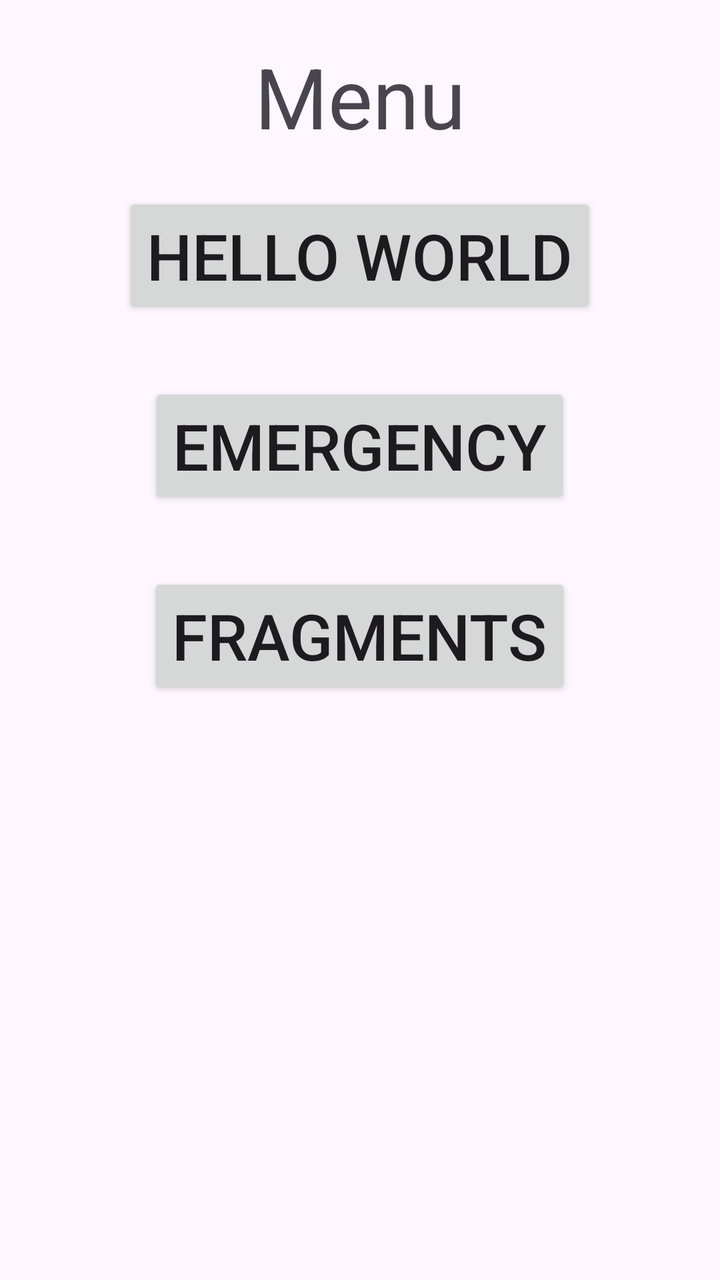
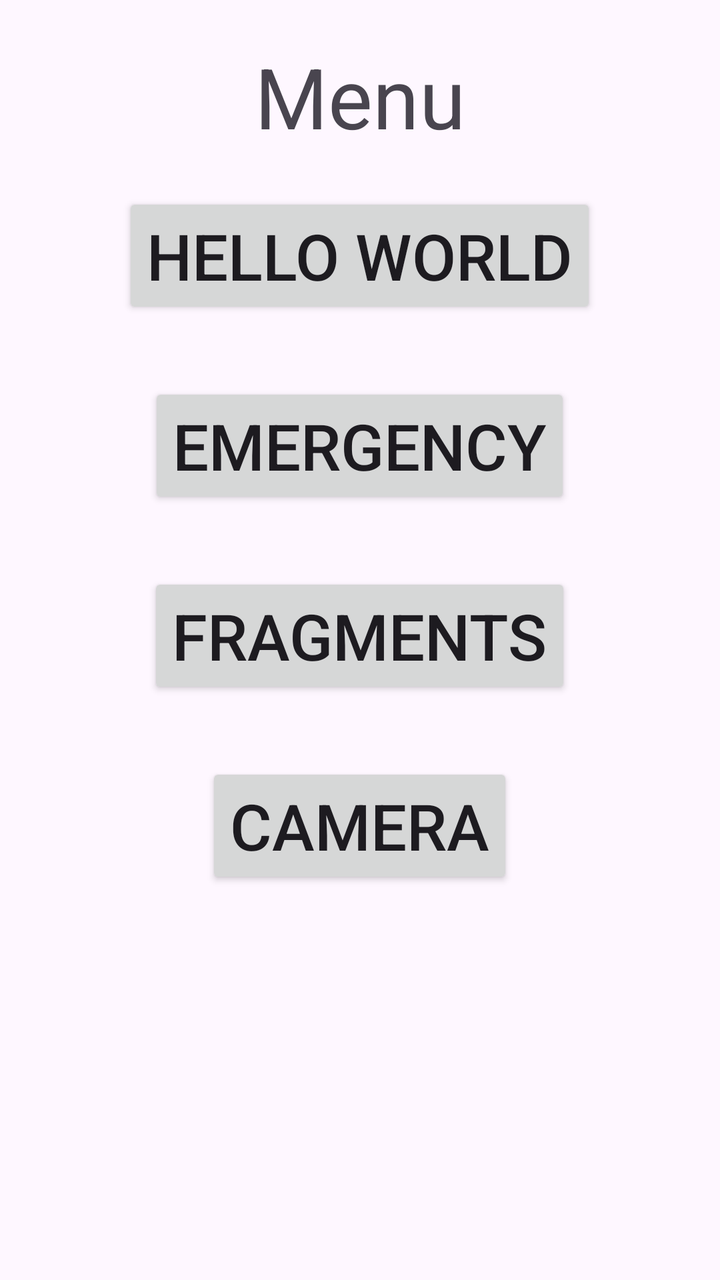

An Android layout rendered at two revisions. The XML below is the earlier revision; the diff shows what the commit changed to produce the second picture.
<!-- AndroidManifest.xml: application theme Theme.AndroidWorkshop -->
<!-- res/layout/activity_menu.xml -->
<?xml version="1.0" encoding="utf-8"?>
<LinearLayout xmlns:android="http://schemas.android.com/apk/res/android"
    xmlns:app="http://schemas.android.com/apk/res-auto"
    xmlns:tools="http://schemas.android.com/tools"
    android:id="@+id/main"
    android:layout_width="match_parent"
    android:layout_height="match_parent"
    android:orientation="vertical"
    tools:context=".MenuActivity">

    <TextView
        android:id="@+id/textView"
        android:layout_width="match_parent"
        android:layout_height="wrap_content"
        android:textSize="42sp"
        android:gravity="center"
        android:layout_marginVertical="20dp"
        android:text="Menu" />

    <Button
        android:id="@+id/menubtn"
        android:layout_width="wrap_content"
        android:textSize="32sp"
        android:layout_height="wrap_content"
        android:text="Hello world"
        android:layout_gravity="center_horizontal"
        />

    <Button
        android:id="@+id/emergency"
        android:layout_width="wrap_content"
        android:textSize="32sp"
        android:layout_height="wrap_content"
        android:text="Emergency"
        android:layout_marginVertical="32dp"
        android:layout_gravity="center_horizontal"
        />

    <Button
        android:id="@+id/frag"
        android:layout_width="wrap_content"
        android:textSize="32sp"
        android:layout_height="wrap_content"
        android:text="Fragments"
        android:layout_gravity="center_horizontal"
        />

</LinearLayout>
<!-- resources referenced by this layout -->
<resources>
  <style name="Theme.AndroidWorkshop" parent="Base.Theme.AndroidWorkshop" />
  <style name="Base.Theme.AndroidWorkshop" parent="Theme.Material3.DayNight.NoActionBar">
          
          
      </style>
</resources>

<!-- the commit's change to res/layout/activity_menu.xml (unified diff, before → after) -->
@@ -45,4 +45,14 @@
         android:layout_gravity="center_horizontal"
         />
 
+    <Button
+        android:id="@+id/cam"
+        android:layout_width="wrap_content"
+        android:textSize="32sp"
+        android:layout_height="wrap_content"
+        android:text="Camera"
+        android:layout_marginVertical="32dp"
+        android:layout_gravity="center_horizontal"
+        />
+
 </LinearLayout>
